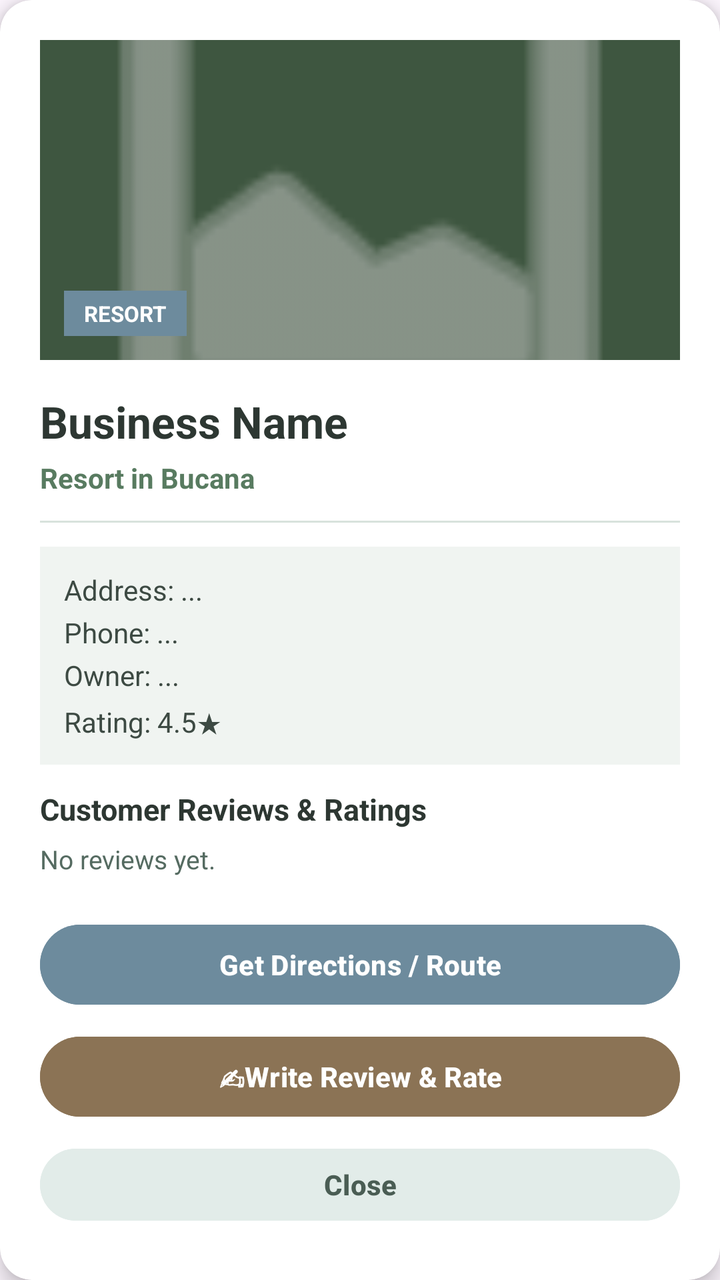
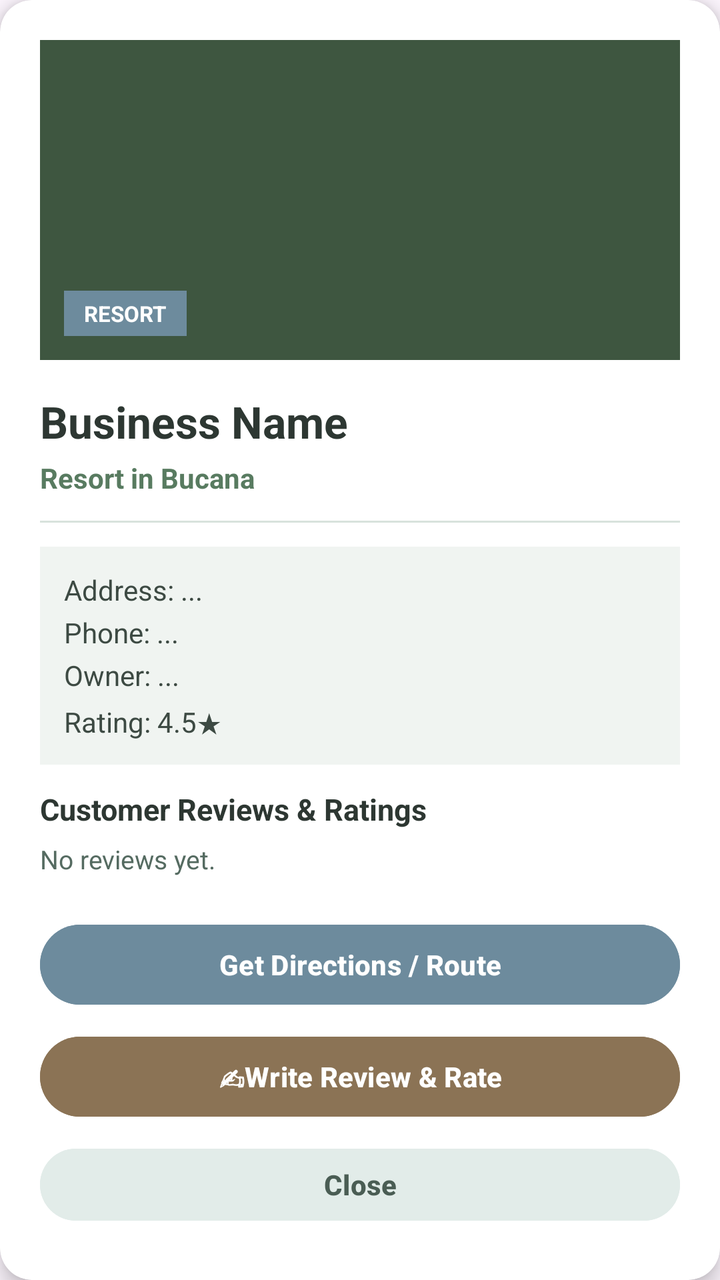

The first picture is an Android layout as it rendered before a commit; the second is the same layout after the commit. The layout source and the unified diff follow.
<!-- AndroidManifest.xml: application theme Theme.NasugbuBusinessLocator -->
<!-- res/layout/dialog_business_info.xml -->
<?xml version="1.0" encoding="utf-8"?>
<androidx.cardview.widget.CardView xmlns:android="http://schemas.android.com/apk/res/android"
    xmlns:app="http://schemas.android.com/apk/res-auto"
    android:layout_width="match_parent"
    android:layout_height="wrap_content"
    app:cardCornerRadius="16dp"
    app:cardElevation="6dp"
    android:background="#F9FBF9">

    <ScrollView
        android:layout_width="match_parent"
        android:layout_height="wrap_content"
        android:scrollbars="none">

        <LinearLayout
            android:layout_width="match_parent"
            android:layout_height="wrap_content"
            android:orientation="vertical"
            android:padding="20dp">

            
            <FrameLayout
                android:layout_width="match_parent"
                android:layout_height="160dp"
                android:background="#4E6C50"
                android:layout_marginBottom="16dp">

                <ImageView
                    android:id="@+id/dialogImageBanner"
                    android:layout_width="match_parent"
                    android:layout_height="match_parent"
                    android:scaleType="centerCrop"
                    android:src="@android:drawable/ic_menu_gallery"
                    app:tint="@android:color/white"
                    android:alpha="0.85"
                    android:contentDescription="Location Photo"/>

                
                <View
                    android:layout_width="match_parent"
                    android:layout_height="match_parent"
                    android:background="#33000000"/>

                
                <TextView
                    android:id="@+id/dialogBadgeCategory"
                    android:layout_width="wrap_content"
                    android:layout_height="wrap_content"
                    android:text="RESORT"
                    android:textSize="11sp"
                    android:textStyle="bold"
                    android:textColor="@android:color/white"
                    android:background="#6D8B9D"
                    android:paddingHorizontal="10dp"
                    android:paddingVertical="4dp"
                    android:layout_gravity="bottom|start"
                    android:layout_margin="12dp"/>
            </FrameLayout>

            
            <TextView
                android:id="@+id/dialogTextName"
                android:layout_width="match_parent"
                android:layout_height="wrap_content"
                android:text="Business Name"
                android:textSize="22sp"
                android:textStyle="bold"
                android:textColor="#2D3732"/>

            
            <TextView
                android:id="@+id/dialogTextDisplayInfo"
                android:layout_width="match_parent"
                android:layout_height="wrap_content"
                android:text="Resort in Bucana"
                android:textSize="14sp"
                android:textColor="#587B60"
                android:textStyle="bold"
                android:layout_marginTop="4dp"/>

            <View
                android:layout_width="match_parent"
                android:layout_height="1dp"
                android:background="#D8E2DC"
                android:layout_marginVertical="12dp"/>

            
            <LinearLayout
                android:layout_width="match_parent"
                android:layout_height="wrap_content"
                android:orientation="vertical"
                android:background="#F0F4F1"
                android:padding="12dp"
                android:layout_marginBottom="12dp">

                <TextView
                    android:id="@+id/dialogTextDetails"
                    android:layout_width="match_parent"
                    android:layout_height="wrap_content"
                    android:text="Address: ...\nPhone: ...\nOwner: ...\nRating: 4.5★"
                    android:textSize="14sp"
                    android:textColor="#3D4A43"
                    android:lineSpacingExtra="5dp"/>
            </LinearLayout>

            
            <TextView
                android:layout_width="match_parent"
                android:layout_height="wrap_content"
                android:text="Customer Reviews &amp; Ratings"
                android:textSize="15sp"
                android:textStyle="bold"
                android:textColor="#2D3732"
                android:layout_marginBottom="6dp"/>

            <TextView
                android:id="@+id/dialogTextReviews"
                android:layout_width="match_parent"
                android:layout_height="wrap_content"
                android:text="No reviews yet."
                android:textSize="13sp"
                android:textColor="#556B61"
                android:lineSpacingExtra="4dp"
                android:layout_marginBottom="20dp"/>

            
            <Button
                android:id="@+id/dialogBtnDirections"
                android:layout_width="match_parent"
                android:layout_height="48dp"
                android:text="Get Directions / Route"
                android:textColor="@android:color/white"
                android:backgroundTint="#6D8B9D"
                android:textStyle="bold"
                android:elevation="2dp"
                android:layout_marginBottom="8dp"/>

            <Button
                android:id="@+id/dialogBtnReview"
                android:layout_width="match_parent"
                android:layout_height="48dp"
                android:text="✍Write Review &amp; Rate"
                android:textColor="@android:color/white"
                android:backgroundTint="#8B7355"
                android:textStyle="bold"
                android:elevation="2dp"
                android:layout_marginBottom="8dp"/>

            <Button
                android:id="@+id/dialogBtnClose"
                android:layout_width="match_parent"
                android:layout_height="44dp"
                android:text="Close"
                android:textColor="#4A5D54"
                android:backgroundTint="#E2ECE9"
                android:textStyle="bold"
                android:elevation="0dp"/>

        </LinearLayout>
    </ScrollView>
</androidx.cardview.widget.CardView>
<!-- resources referenced by this layout -->
<resources>
  <style name="Theme.NasugbuBusinessLocator" parent="Base.Theme.NasugbuBusinessLocator" />
  <style name="Base.Theme.NasugbuBusinessLocator" parent="Theme.Material3.DayNight.NoActionBar">
          
          
      </style>
</resources>

<!-- the commit's change to res/layout/dialog_business_info.xml (unified diff, before → after) -->
@@ -30,9 +30,6 @@
                     android:layout_width="match_parent"
                     android:layout_height="match_parent"
                     android:scaleType="centerCrop"
-                    android:src="@android:drawable/ic_menu_gallery"
-                    app:tint="@android:color/white"
-                    android:alpha="0.85"
                     android:contentDescription="Location Photo"/>
 
                 
